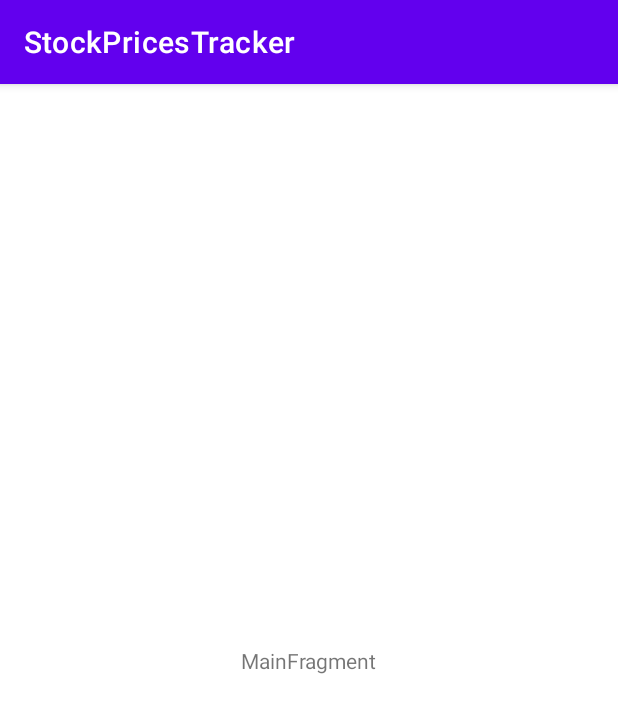
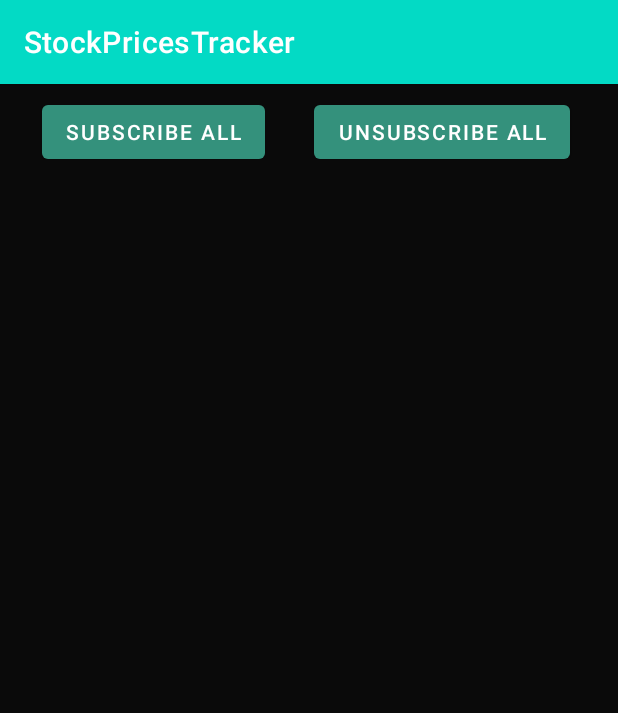
Before and after one commit to GianlucaVeschi/StockPricesTracker, an Android app: the screen it shows after launch (MainActivity), on a phone screen of 412 x 824 dp. Shown: the top 713 px of the screen. Run offline under Robolectric (Android 15) with nearby library versions, the phone set to English and light mode, and no system bars; our stand-ins replace data binding.

Commit message:
Add Navigation, Databinding & XML styling files

```diff
--- a/app/src/main/AndroidManifest.xml
+++ b/app/src/main/AndroidManifest.xml
@@ -1,6 +1,8 @@
 <?xml version="1.0" encoding="utf-8"?>
 <manifest xmlns:android="http://schemas.android.com/apk/res/android"
     package="com.gianlucaveschi.stockpricestracker">
+
+    <uses-permission android:name="android.permission.INTERNET" />
 
     <application
         android:name=".StockPricesTrackerApplication"
@@ -9,7 +11,8 @@
         android:label="@string/app_name"
         android:roundIcon="@mipmap/ic_launcher_round"
         android:supportsRtl="true"
-        android:theme="@style/Theme.StockPricesTracker">
+        android:theme="@style/Theme.StockPricesTracker"
+        android:usesCleartextTraffic="true">
         <activity
             android:name=".MainActivity"
             android:exported="true">
--- a/app/src/main/java/com/gianlucaveschi/stockpricestracker/MainActivity.kt
+++ b/app/src/main/java/com/gianlucaveschi/stockpricestracker/MainActivity.kt
@@ -9,10 +9,5 @@ class MainActivity : AppCompatActivity() {
     override fun onCreate(savedInstanceState: Bundle?) {
         super.onCreate(savedInstanceState)
         setContentView(R.layout.main_activity)
-        if (savedInstanceState == null) {
-            supportFragmentManager.beginTransaction()
-                .replace(R.id.container, MainFragment.newInstance())
-                .commitNow()
-        }
     }
 }
--- a/app/src/main/java/com/gianlucaveschi/stockpricestracker/ui/main/MainFragment.kt
+++ b/app/src/main/java/com/gianlucaveschi/stockpricestracker/ui/main/MainFragment.kt
@@ -1,32 +1,24 @@
 package com.gianlucaveschi.stockpricestracker.ui.main
 
-import androidx.lifecycle.ViewModelProvider
 import android.os.Bundle
 import androidx.fragment.app.Fragment
 import android.view.LayoutInflater
 import android.view.View
 import android.view.ViewGroup
-import com.gianlucaveschi.stockpricestracker.R
+import com.gianlucaveschi.stockpricestracker.databinding.MainFragmentBinding
 
 class MainFragment : Fragment() {
 
-    companion object {
-        fun newInstance() = MainFragment()
-    }
-
+    private lateinit var binding: MainFragmentBinding
     private lateinit var viewModel: MainViewModel
 
     override fun onCreateView(
-        inflater: LayoutInflater, container: ViewGroup?,
+        inflater: LayoutInflater,
+        container: ViewGroup?,
         savedInstanceState: Bundle?
     ): View {
-        return inflater.inflate(R.layout.main_fragment, container, false)
-    }
-
-    override fun onActivityCreated(savedInstanceState: Bundle?) {
-        super.onActivityCreated(savedInstanceState)
-        viewModel = ViewModelProvider(this).get(MainViewModel::class.java)
-        // TODO: Use the ViewModel
+        binding = MainFragmentBinding.inflate(inflater, container, false)
+        return binding.root
     }
 
 }
--- a/app/src/main/res/layout/main_activity.xml
+++ b/app/src/main/res/layout/main_activity.xml
@@ -1,7 +1,17 @@
 <?xml version="1.0" encoding="utf-8"?>
-<FrameLayout xmlns:android="http://schemas.android.com/apk/res/android"
+<androidx.constraintlayout.widget.ConstraintLayout xmlns:android="http://schemas.android.com/apk/res/android"
+    xmlns:app="http://schemas.android.com/apk/res-auto"
     xmlns:tools="http://schemas.android.com/tools"
-    android:id="@+id/container"
     android:layout_width="match_parent"
     android:layout_height="match_parent"
-    tools:context=".MainActivity" />
+    tools:context=".MainActivity">
+
+    <androidx.fragment.app.FragmentContainerView
+        android:id="@+id/nav_host_fragment"
+        android:name="androidx.navigation.fragment.NavHostFragment"
+        android:layout_width="match_parent"
+        android:layout_height="match_parent"
+        app:defaultNavHost="true"
+        app:navGraph="@navigation/nav_graph" />
+
+</androidx.constraintlayout.widget.ConstraintLayout>
--- a/app/src/main/res/layout/main_fragment.xml
+++ b/app/src/main/res/layout/main_fragment.xml
@@ -1,20 +1,52 @@
 <?xml version="1.0" encoding="utf-8"?>
-<androidx.constraintlayout.widget.ConstraintLayout xmlns:android="http://schemas.android.com/apk/res/android"
+<layout xmlns:android="http://schemas.android.com/apk/res/android"
     xmlns:app="http://schemas.android.com/apk/res-auto"
-    xmlns:tools="http://schemas.android.com/tools"
-    android:id="@+id/main"
+    xmlns:tools="http://schemas.android.com/tools">
+
+    <data>
+
+        <variable
+            name="viewModel"
+            type="com.gianlucaveschi.stockpricestracker.ui.main.MainViewModel"/>
+    </data>
+
+    <androidx.constraintlayout.widget.ConstraintLayout
         android:layout_width="match_parent"
         android:layout_height="match_parent"
-    tools:context=".ui.main.MainFragment">
+        android:gravity="center"
+        android:background="@color/color_screen_bg"
+        android:orientation="vertical">
 
-    <TextView
-        android:id="@+id/message"
+        <Button
+            android:id="@+id/btnSubscribe"
+            app:backgroundTint="@color/green"
             android:layout_width="wrap_content"
             android:layout_height="wrap_content"
-        android:text="MainFragment"
-        app:layout_constraintBottom_toBottomOf="parent"
-        app:layout_constraintEnd_toEndOf="parent"
+            android:layout_marginStart="28dp"
+            android:layout_marginTop="8dp"
+            android:text="@string/subscribe"
             app:layout_constraintStart_toStartOf="parent"
             app:layout_constraintTop_toTopOf="parent" />
 
+        <Button
+            android:id="@+id/btnUnsubscribe"
+            app:backgroundTint="@color/green"
+            android:layout_width="wrap_content"
+            android:layout_height="wrap_content"
+            android:text="@string/unsubscribe"
+            app:layout_constraintEnd_toEndOf="parent"
+            app:layout_constraintStart_toEndOf="@id/btnSubscribe"
+            app:layout_constraintTop_toTopOf="@id/btnSubscribe" />
+
+        <androidx.recyclerview.widget.RecyclerView
+            android:id="@+id/rvStockPrices"
+            android:layout_width="match_parent"
+            android:layout_height="0dp"
+            android:layout_marginTop="10dp"
+            tools:listitem="@layout/item_view_stock_price"
+            app:layout_behavior="@string/appbar_scrolling_view_behavior"
+            app:layout_constraintBottom_toBottomOf="parent"
+            app:layout_constraintTop_toBottomOf="@id/btnSubscribe" />
+
     </androidx.constraintlayout.widget.ConstraintLayout>
+</layout>
--- /dev/null
+++ b/app/src/main/res/navigation/nav_graph.xml
@@ -0,0 +1,15 @@
+<?xml version="1.0" encoding="utf-8"?>
+<navigation xmlns:android="http://schemas.android.com/apk/res/android"
+    xmlns:app="http://schemas.android.com/apk/res-auto"
+    xmlns:tools="http://schemas.android.com/tools"
+    android:id="@+id/nav_graph"
+    app:startDestination="@id/homepage">
+
+    <fragment
+        android:id="@+id/homepage"
+        android:name="com.gianlucaveschi.stockpricestracker.ui.main.MainFragment"
+        android:label="@string/app_name"
+        tools:layout="@layout/main_fragment">
+    </fragment>
+
+</navigation>
--- a/app/src/main/res/values/colors.xml
+++ b/app/src/main/res/values/colors.xml
@@ -7,4 +7,13 @@
     <color name="teal_700">#FF018786</color>
     <color name="black">#FF000000</color>
     <color name="white">#FFFFFFFF</color>
+    <color name="colorPrimary">@color/green</color>
+    <color name="colorPrimaryDark">@color/color_screen_bg_lighter</color>
+    <color name="colorAccent">@color/dark_blue_gray</color>
+    <color name="green">#34917C</color>
+    <color name="color_screen_bg">#0A0A0A</color>
+    <color name="color_screen_bg_lighter">#131313</color>
+    <color name="dark_blue_gray">#223254</color>
+    <color name="text_color_main">#D5D7D9</color>
+    <color name="divider">#272727</color>
 </resources>
--- a/app/src/main/res/values/strings.xml
+++ b/app/src/main/res/values/strings.xml
@@ -1,3 +1,6 @@
 <resources>
     <string name="app_name">StockPricesTracker</string>
+
+    <string name="subscribe">Subscribe all</string>
+    <string name="unsubscribe">Unsubscribe all</string>
 </resources>
--- a/app/src/main/res/values/themes.xml
+++ b/app/src/main/res/values/themes.xml
@@ -2,15 +2,17 @@
     <!-- Base application theme. -->
     <style name="Theme.StockPricesTracker" parent="Theme.MaterialComponents.DayNight.DarkActionBar">
         <!-- Primary brand color. -->
-        <item name="colorPrimary">@color/purple_500</item>
-        <item name="colorPrimaryVariant">@color/purple_700</item>
+        <item name="colorPrimary">@color/teal_200</item>
+        <item name="colorPrimaryVariant">@color/teal_700</item>
         <item name="colorOnPrimary">@color/white</item>
         <!-- Secondary brand color. -->
-        <item name="colorSecondary">@color/teal_200</item>
-        <item name="colorSecondaryVariant">@color/teal_700</item>
+        <item name="colorSecondary">@color/purple_200</item>
+        <item name="colorSecondaryVariant">@color/purple_500</item>
         <item name="colorOnSecondary">@color/black</item>
         <!-- Status bar color. -->
         <item name="android:statusBarColor" tools:targetApi="l">?attr/colorPrimaryVariant</item>
+
         <!-- Customize your theme here. -->
+        <item name="android:navigationBarColor">@color/colorPrimaryDark</item>
     </style>
 </resources>
```
Also changed, not shown: app/build.gradle (+12 -1 lines), app/src/main/java/com/gianlucaveschi/stockpricestracker/domain/StockPriceModel.kt (added, +19 -0 lines), app/src/main/java/com/gianlucaveschi/stockpricestracker/util/Constants.kt (added, +38 -0 lines), app/src/main/java/com/gianlucaveschi/stockpricestracker/util/Utils.kt (added, +38 -0 lines), app/src/main/res/layout/item_view_stock_price.xml (added, +42 -0 lines), app/src/main/res/values/styles.xml (added, +35 -0 lines), build.gradle (+7 -0 lines), 1 other file. Lines whose indentation alone changed are shown as unchanged.
